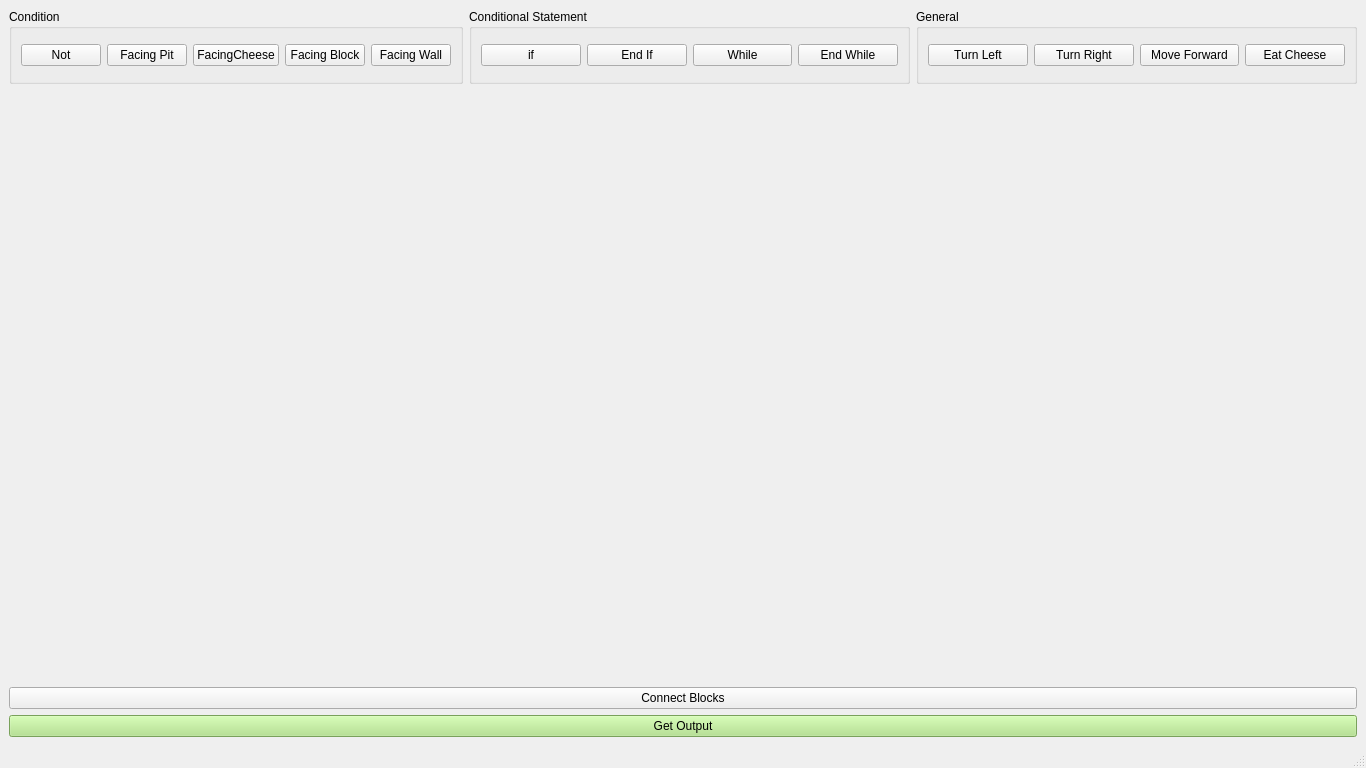
First picture: the form in machineeditor.ui, repository UKeming/a8-edu-app, before the edit.
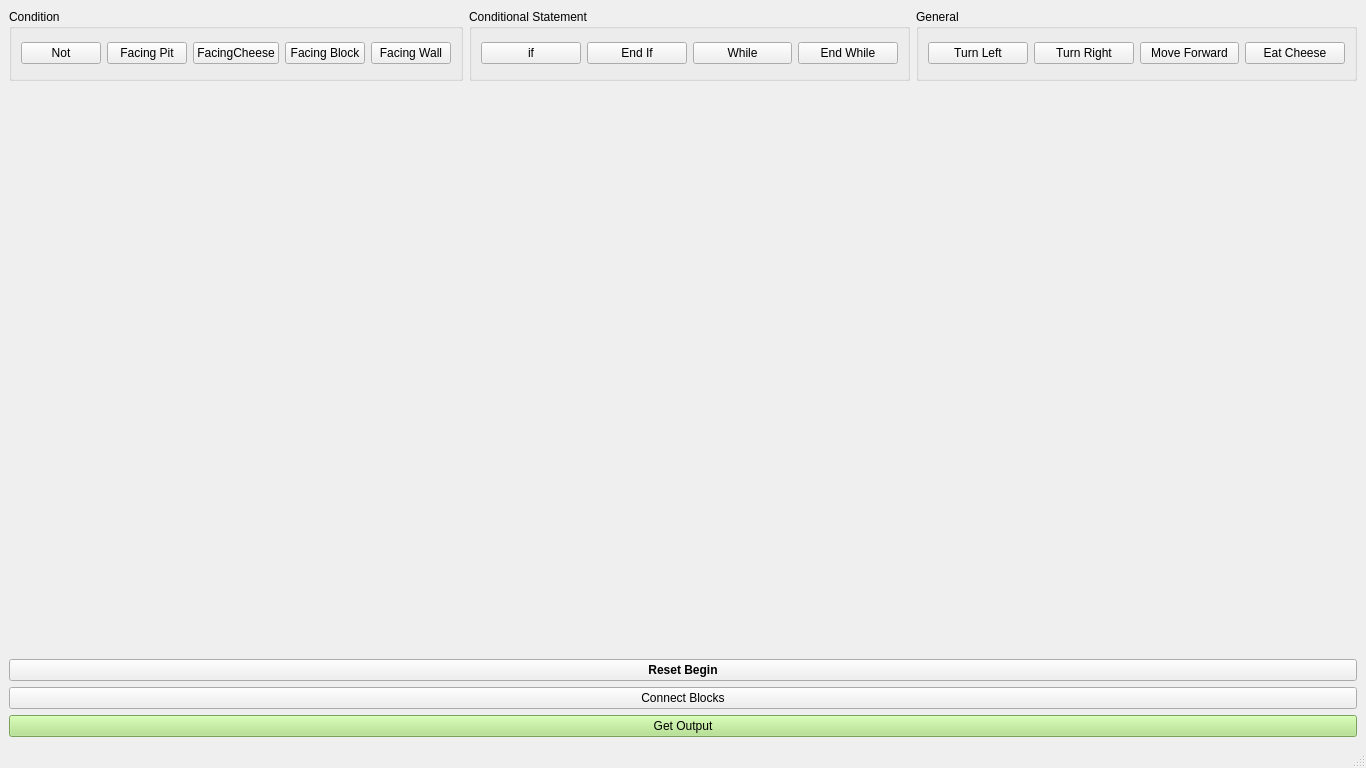
Second picture: the form after the edit.

```diff
--- a/machineeditor.ui
+++ b/machineeditor.ui
@@ -20,7 +20,7 @@
    <string notr="true"/>
   </property>
   <widget class="QWidget" name="centralwidget">
-   <layout class="QVBoxLayout" name="verticalLayout" stretch="1,8,0,0">
+   <layout class="QVBoxLayout" name="verticalLayout" stretch="1,8,0,0,0">
     <item>
      <layout class="QHBoxLayout" name="blockChoiceBar">
       <property name="spacing">
@@ -171,6 +171,18 @@
       </property>
      </layout>
     </item>
+    <item>
+     <widget class="QPushButton" name="resetBegin">
+      <property name="font">
+       <font>
+        <bold>true</bold>
+       </font>
+      </property>
+      <property name="text">
+       <string>Reset Begin</string>
+      </property>
+     </widget>
+    </item>
     <item>
      <widget class="QPushButton" name="connectButton">
       <property name="focusPolicy">
```
